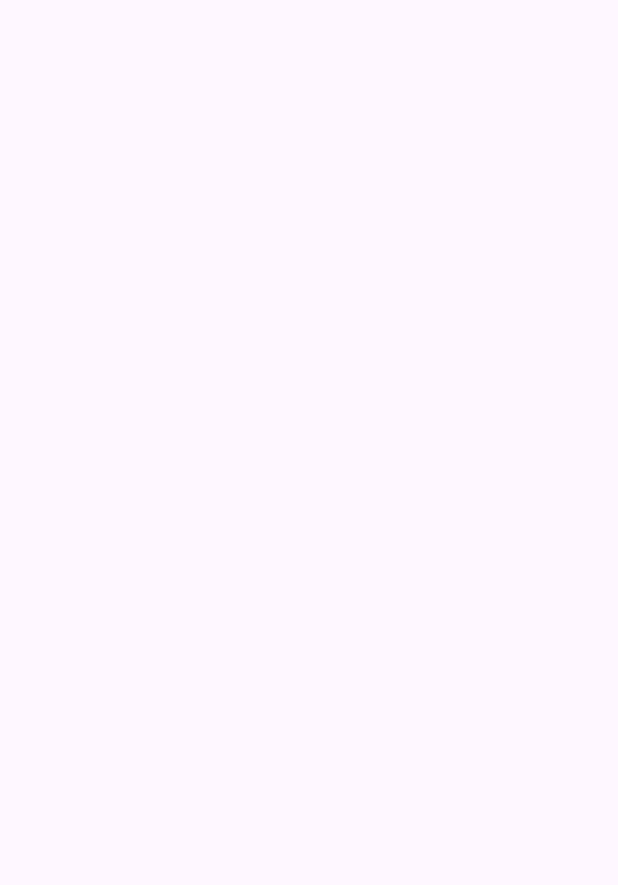
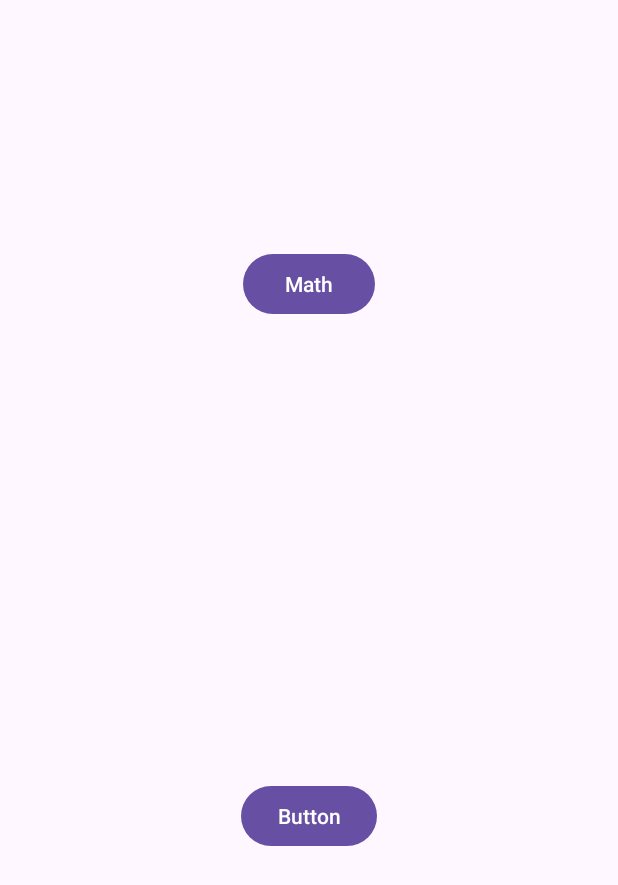
Before and after one commit to Nijaek/cs407-alarm-clock, an Android app: the screen it shows after launch (MainActivity), on a phone screen of 412 x 824 dp. Before the commit the part shown is empty. Shown: the top 885 px of the screen. Run offline under Robolectric (Android 15) with nearby library versions, the light colour scheme and no system bars.

Commit message:
Added some forgotten settings content

```diff
--- a/app/src/main/java/com/cs407/alarm_clock/MainActivity.java
+++ b/app/src/main/java/com/cs407/alarm_clock/MainActivity.java
@@ -5,6 +5,7 @@ import androidx.appcompat.app.AppCompatActivity;
 import android.content.Intent;
 import android.os.Bundle;
 import android.view.View;
+import android.widget.Button;
 
 public class MainActivity extends AppCompatActivity {
 
@@ -12,5 +13,29 @@ public class MainActivity extends AppCompatActivity {
     protected void onCreate(Bundle savedInstanceState) {
         super.onCreate(savedInstanceState);
         setContentView(R.layout.activity_main);
+        Button buttonS = findViewById(R.id.buttonS);
+        buttonS.setOnClickListener(new View.OnClickListener() {
+            @Override
+            public void onClick(View v) {
+                goToSet();
+            }
+        });
+        Button button = findViewById(R.id.buttonM);
+        button.setOnClickListener(new View.OnClickListener() {
+            @Override
+            public void onClick(View v) {
+                goToMain();
+            }
+        });
+    }
+    public void goToMain() {
+        Intent intent = new Intent(this, MathGenerator.class);
+        intent.setFlags(Intent.FLAG_ACTIVITY_NEW_TASK | Intent.FLAG_ACTIVITY_CLEAR_TASK);
+        startActivity(intent);
+    }
+    public void goToSet() {
+        Intent intent = new Intent(this, SettingsScreen.class);
+        intent.setFlags(Intent.FLAG_ACTIVITY_NEW_TASK | Intent.FLAG_ACTIVITY_CLEAR_TASK);
+        startActivity(intent);
     }
 }
--- a/app/src/main/res/layout/activity_main.xml
+++ b/app/src/main/res/layout/activity_main.xml
@@ -4,4 +4,25 @@
     xmlns:tools="http://schemas.android.com/tools"
     android:layout_width="match_parent"
     android:layout_height="match_parent"
-    tools:context=".MainActivity"/>
+    tools:context=".MainActivity">
+
+    <Button
+        android:id="@+id/buttonM"
+        android:layout_width="wrap_content"
+        android:layout_height="wrap_content"
+        android:layout_marginTop="165dp"
+        android:text="Math"
+        app:layout_constraintEnd_toEndOf="parent"
+        app:layout_constraintStart_toStartOf="parent"
+        app:layout_constraintTop_toTopOf="parent" />
+
+    <Button
+        android:id="@+id/buttonS"
+        android:layout_width="wrap_content"
+        android:layout_height="wrap_content"
+        android:layout_marginBottom="256dp"
+        android:text="Button"
+        app:layout_constraintBottom_toBottomOf="parent"
+        app:layout_constraintEnd_toEndOf="parent"
+        app:layout_constraintStart_toStartOf="parent" />
+</androidx.constraintlayout.widget.ConstraintLayout>
```
Also changed, not shown: app/src/main/java/com/cs407/alarm_clock/MathGenerator.java (+55 -0 lines), app/src/main/java/com/cs407/alarm_clock/SettingsScreen.java (+86 -0 lines).
